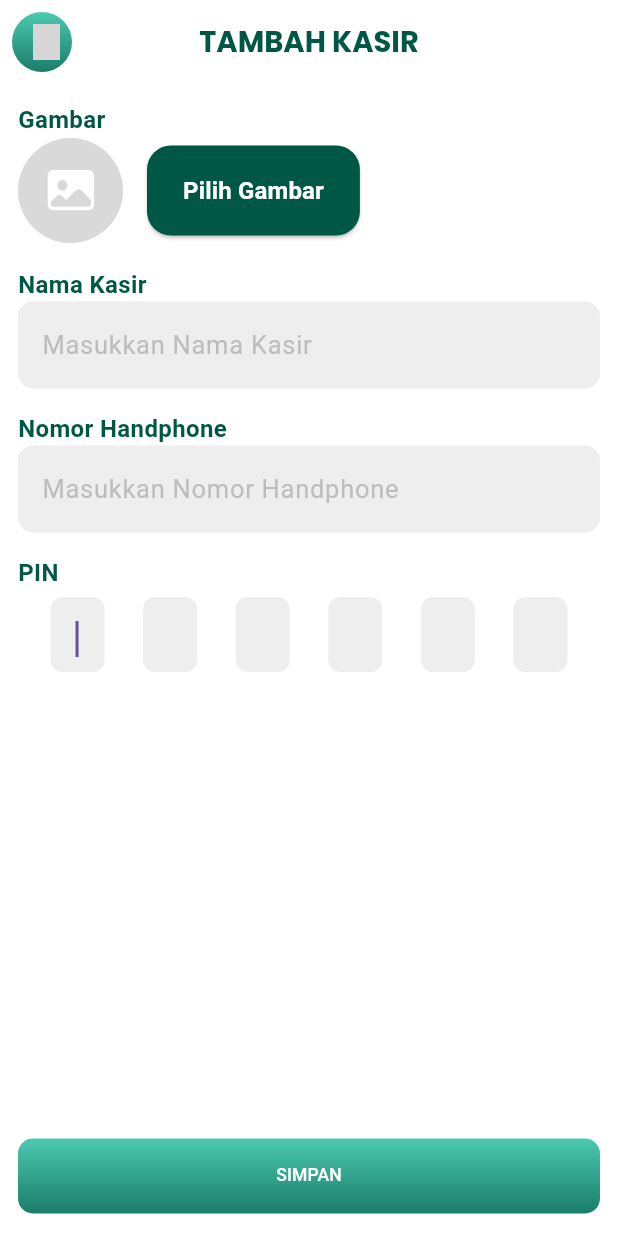
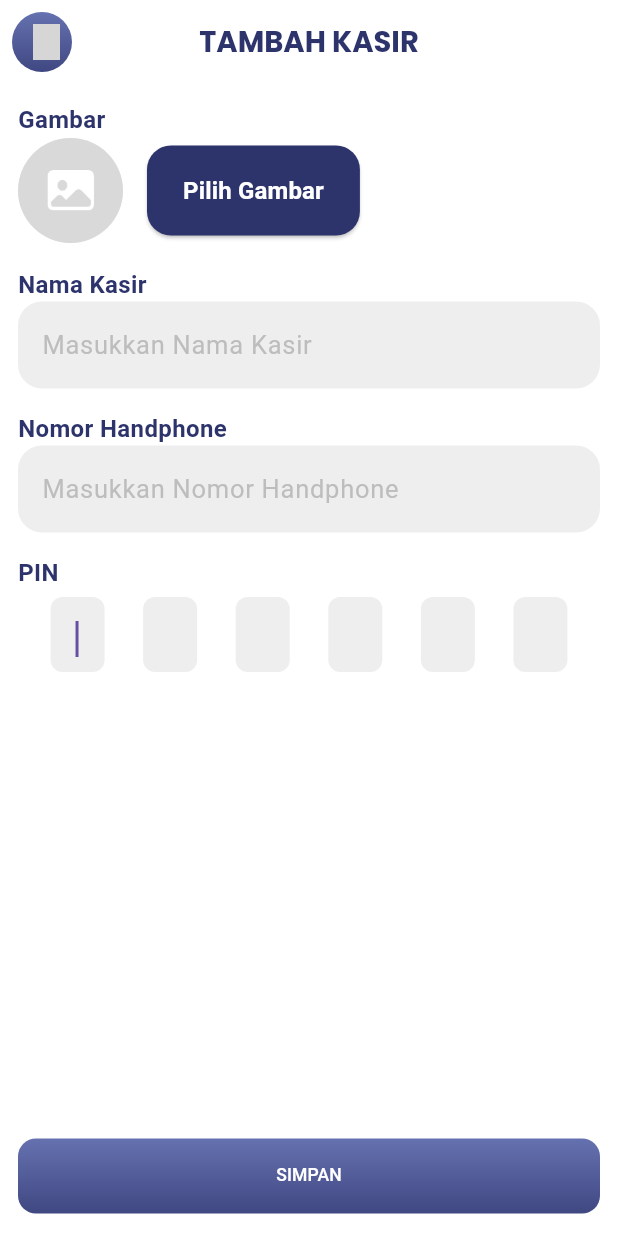
Before and after one commit to FairuzDzakiyya/kasir_stok, a Flutter app: the AddCashierPage screen opened directly, on a phone screen of 412 x 824 dp. Run offline on Flutter 3.47's test engine with Material 3 defaults, Android fonts, the phone set to English and light mode, and no system bars; our stand-ins replace cached_network_image, connectivity_plus, dio, file_picker, fl_chart, flutter_blue_plus and 21 more; missing offline and left inert: esc_pos_utils_plus, excel, iconify_flutter, jwt_decode, qr_code_scanner_plus; accounts and stored records are empty; statements that could not run were skipped; project files that could hold a hidden picture were left out; grey boxes are pictures that could not be loaded.

Commit message:
transaksi (revisi)

```diff
--- a/lib/utils/colors.dart
+++ b/lib/utils/colors.dart
@@ -25,6 +25,6 @@ const Color gradientSec = Color(0xff1F7CAA);
 const Color textColor = Color.fromARGB(255, 0, 0, 0);
 
 // Dark Blue Version
-const Color primaryColor = Color.fromARGB(255, 0, 87, 70);
-const Color secondaryColor = Color.fromARGB(255, 102, 239, 212);
+const Color primaryColor = Color(0xff2D336B);
+const Color secondaryColor = Color(0xff7886C7);
 const Color blueColor = Color(0xff939FD6);
--- a/lib/view/page/product/add_product.dart
+++ b/lib/view/page/product/add_product.dart
@@ -476,10 +476,10 @@ class _AddProductPageState extends State<AddProductPage> {
     if (productName.isEmpty ||
         productBarcode.isEmpty ||
         productBarcodeType.isEmpty ||
-        productStock.isEmpty ||
+        // productStock.isEmpty ||
         productHargaBeli.isEmpty ||
         productHargaJual.isEmpty ||
-        productSatuan.isEmpty ||
+        // productSatuan.isEmpty ||
         productCategory.isEmpty) {
       ScaffoldMessenger.of(context).showSnackBar(
         SnackBar(content: Text("Semua field harus diisi!")),
--- a/lib/view/page/usersProfile/usersProfile.dart
+++ b/lib/view/page/usersProfile/usersProfile.dart
@@ -390,7 +390,7 @@ class CustomTextField extends StatelessWidget {
           filled: true,
           fillColor: color ?? Colors.grey[200],
           border: OutlineInputBorder(
-            borderRadius: BorderRadius.circular(10),
+            borderRadius: BorderRadius.circular(17),
             borderSide: BorderSide.none,
           ),
           suffixIcon: Icon(icon, color: Colors.grey[700]),
--- a/lib/view/widget/custom_textfield.dart
+++ b/lib/view/widget/custom_textfield.dart
@@ -113,13 +113,13 @@ class CustomTextField extends StatelessWidget {
         suffixText: suffixText,
 
         border: OutlineInputBorder(
-            borderRadius: BorderRadius.circular(10.0),
+            borderRadius: BorderRadius.circular(16.0),
             // set border to none
             borderSide: BorderSide.none),
 
         // If the Input is focused (clicked), the border color and border radius will change
         focusedBorder: OutlineInputBorder(
-          borderRadius: BorderRadius.circular(12.0),
+          borderRadius: BorderRadius.circular(18.0),
           borderSide: const BorderSide(
             // this color is from /utils/colors.dart
             color: primaryColor,
--- a/lib/view/widget/expensiveFloatingButton.dart
+++ b/lib/view/widget/expensiveFloatingButton.dart
@@ -45,7 +45,7 @@ class ExpensiveFloatingButton extends StatelessWidget {
                 height: 50,
                 width: double.infinity,
                 decoration: BoxDecoration(
-                  borderRadius: BorderRadius.circular(10.0),
+                  borderRadius: BorderRadius.circular(12.0),
                   // color: primaryColor
                   gradient: LinearGradient(
                       colors: const [primaryColor, secondaryColor],
```
Also changed, not shown: lib/view/page/addStockProduct/select_and_add_stock.dart (+6 -5 lines), lib/view/page/login.dart (+5 -2 lines), lib/view/widget/add_product_stock_card.dart (+15 -12 lines), lib/view/widget/card_transaction.dart (+39 -27 lines), 125 other files.
